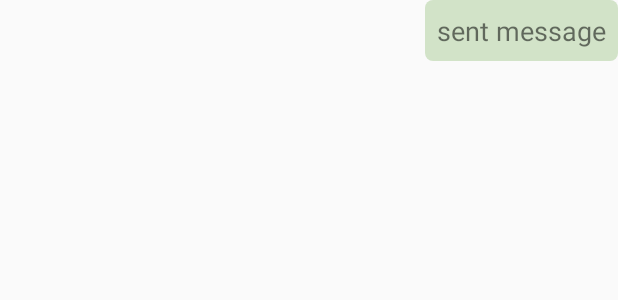
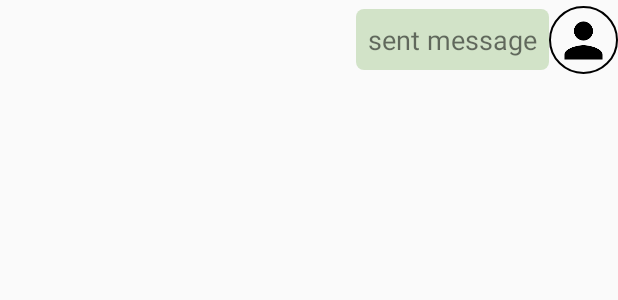
Before and after one commit to naptha101/ChatMe, an Android app: the layout send.xml on its own in the app's theme, with its tools: preview values and no code run, on a phone screen of 412 x 824 dp. Shown: the top 300 px of the screen. Run offline under Robolectric (Android 15) with nearby library versions, the phone set to English and light mode, and no system bars.

Commit message:
Chatting Application commit 3

```diff
--- a/app/src/main/res/layout/send.xml
+++ b/app/src/main/res/layout/send.xml
@@ -1,34 +1,57 @@
 <?xml version="1.0" encoding="utf-8"?>
 <androidx.constraintlayout.widget.ConstraintLayout xmlns:android="http://schemas.android.com/apk/res/android"
+    xmlns:tools="http://schemas.android.com/tools"
     android:layout_width="match_parent"
     android:layout_height="wrap_content"
     android:layout_marginBottom="15dp"
     xmlns:app="http://schemas.android.com/apk/res-auto">
-    <RelativeLayout
+
+    <androidx.constraintlayout.widget.ConstraintLayout
         android:layout_width="match_parent"
         android:layout_height="wrap_content"
+        android:layout_marginTop="4dp"
         app:layout_constraintEnd_toEndOf="parent"
+        app:layout_constraintHorizontal_bias="0.0"
+
         app:layout_constraintStart_toStartOf="parent"
-        app:layout_constraintTop_toTopOf="parent"
+        app:layout_constraintTop_toTopOf="parent">
 
-        >
+        <TextView
+            android:id="@+id/sendd"
+            android:layout_width="wrap_content"
 
-    <TextView
-        android:padding="8dp"
-        android:background="@drawable/sen"
-        android:layout_alignParentRight="true"
-        android:layout_width="wrap_content"
-        android:layout_height="wrap_content"
-        android:id="@+id/sendd"
-        android:textAlignment="textStart"
-        android:maxWidth="300dp"
+            android:layout_height="wrap_content"
 
-        android:text="sent message"
-        android:textSize="18dp"
+            android:background="@drawable/sen"
+            android:maxWidth="300dp"
+            android:orientation="horizontal"
+            android:padding="8dp"
+            android:text="sent message"
 
-        android:orientation="horizontal"
+            android:textAlignment="textStart"
 
 
-        ></TextView>
-    </RelativeLayout>
+            android:textSize="18dp"
+            app:layout_constraintBottom_toBottomOf="parent"
+            app:layout_constraintEnd_toStartOf="@+id/action_bar_image"
+            app:layout_constraintHorizontal_bias="1.0"
+            app:layout_constraintStart_toStartOf="parent"
+            app:layout_constraintTop_toTopOf="parent"
+            app:layout_constraintVertical_bias="0.4"></TextView>
+
+        <ImageView
+            android:id="@+id/action_bar_image"
+            android:layout_width="46dp"
+            android:layout_height="45dp"
+            android:layout_gravity="center"
+            android:background="@drawable/circular_background"
+            android:contentDescription="Circular Image"
+            android:padding="4dp"
+            android:scaleType="centerCrop"
+
+            android:src="@drawable/baseline_person_24"
+
+            app:layout_constraintEnd_toEndOf="parent"
+            app:layout_constraintTop_toTopOf="parent" />
+    </androidx.constraintlayout.widget.ConstraintLayout>
 </androidx.constraintlayout.widget.ConstraintLayout>
```
Also changed, not shown: app/build.gradle.kts (+5 -4 lines), app/src/main/java/com/example/chatme/ChatActivity.kt (+43 -15 lines), app/src/main/java/com/example/chatme/messAdap.kt (+42 -4 lines), app/src/main/java/com/example/chatme/userAdapter.kt (+18 -0 lines), app/src/main/res/layout/recieve.xml (+32 -9 lines).
